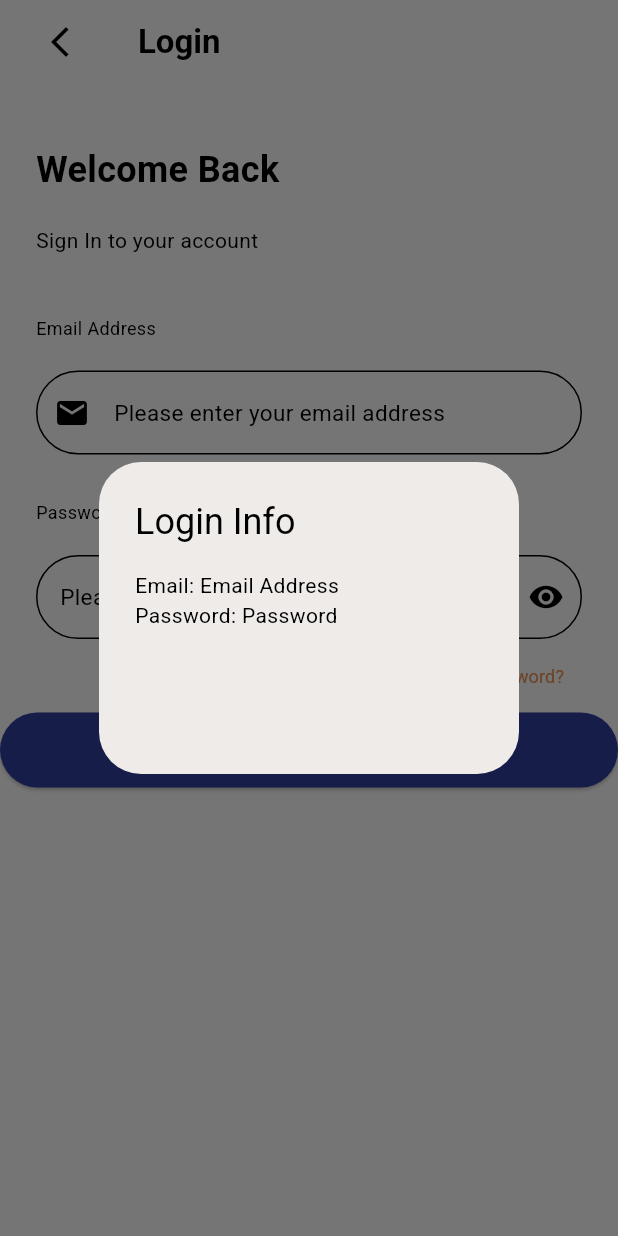
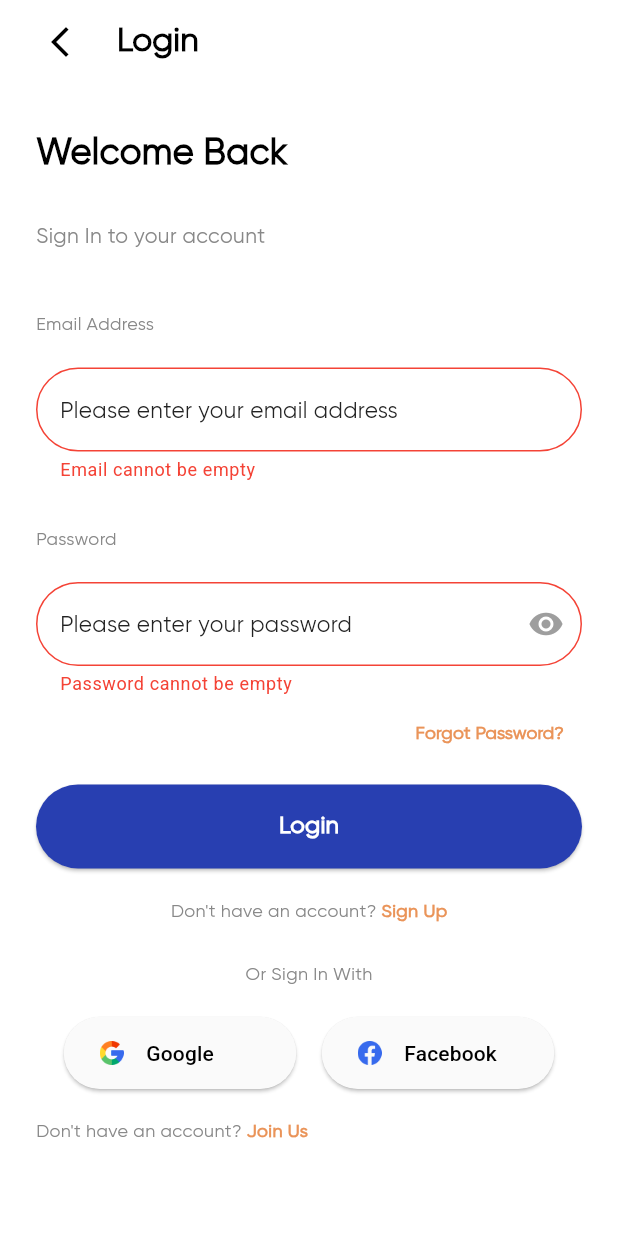
Before and after one commit to naufalrdev/ppkd_b_3, a Flutter app: the screen it shows after launch, after a tap on "Login", on a phone screen of 412 x 824 dp. Run offline on Flutter 3.47's test engine with Material 3 defaults, Android fonts, the phone set to English and light mode, and no system bars; our stand-ins replace font_awesome_flutter, google_fonts, lottie; project files that could hold a hidden picture were left out.

Commit message:
Final Task 6

```diff
--- a/lib/tugas_6_flutter/tugas_6.dart
+++ b/lib/tugas_6_flutter/tugas_6.dart
@@ -1,6 +1,5 @@
 import 'package:flutter/material.dart';
 import 'package:lottie/lottie.dart';
-import 'package:ppkd_b_3/colors.dart';
 
 class Tugas6Flutter extends StatefulWidget {
   const Tugas6Flutter({super.key});
@@ -11,35 +10,38 @@ class Tugas6Flutter extends StatefulWidget {
 
 class _Tugas6Flutter extends State<Tugas6Flutter> {
   final _formKey = GlobalKey<FormState>();
+  final TextEditingController emailController = TextEditingController();
+  final TextEditingController passwordController = TextEditingController();
+
   bool _obscurePassword = true;
-  String emailController = "Email Address";
-  String passwordController = "Password";
 
-  void _handleLogin() {
-    if (emailController.isEmpty || passwordController.isEmpty) {
-      ScaffoldMessenger.of(context).showSnackBar(
-        const SnackBar(
-          content: Text("Please fill in both email and password."),
-          backgroundColor: Colors.red,
-        ),
-      );
-    } else {
+  void handleLogin(BuildContext context) {
     showDialog(
       context: context,
-        builder: (_) => AlertDialog(
-          title: const Text("Login Info"),
-          content: Text(
-            "Email: ${emailController}\nPassword: ${passwordController}",
+      builder: (BuildContext context) {
+        return AlertDialog(
+          title: Text("Login succesfull"),
+          content: Column(
+            mainAxisSize: MainAxisSize.min,
+            children: [
+              Lottie.asset(
+                "assets/images/animations/Succes.json",
+                height: 100,
+                width: 100,
+              ),
+            ],
           ),
           actions: [
             TextButton(
-              onPressed: () => Navigator.pop(context),
-              child: const Text("OK"),
+              child: Text("OK"),
+              onPressed: () {
+                Navigator.of(context).pop();
+              },
             ),
           ],
-        ),
         );
-    }
+      },
+    );
   }
 
   @override
@@ -49,12 +51,12 @@ class _Tugas6Flutter extends State<Tugas6Flutter> {
         title: Row(
           children: [
             IconButton(onPressed: () {}, icon: Icon(Icons.arrow_back_ios_new)),
-            SizedBox(width: 28),
+            SizedBox(width: 14),
             Text(
               "Login",
               style: TextStyle(
-                fontFamily: "Roboto",
-                fontWeight: FontWeight.w700,
+                fontFamily: "Gilroy",
+                fontWeight: FontWeight.bold,
               ),
             ),
           ],
@@ -66,7 +68,10 @@ class _Tugas6Flutter extends State<Tugas6Flutter> {
         child: Column(
           children: [
             Padding(
-              padding: EdgeInsetsGeometry.directional(start: 24, top: 40),
+              padding: EdgeInsetsGeometry.symmetric(
+                vertical: 29,
+                horizontal: 24,
+              ),
               child: Row(
                 children: [
                   Text(
@@ -74,7 +79,7 @@ class _Tugas6Flutter extends State<Tugas6Flutter> {
                     style: TextStyle(
                       fontSize: 24,
                       fontFamily: "Gilroy",
-                      fontWeight: FontWeight.w700,
+                      fontWeight: FontWeight.bold,
                     ),
                   ),
                 ],
@@ -82,7 +87,7 @@ class _Tugas6Flutter extends State<Tugas6Flutter> {
             ),
 
             Padding(
-              padding: EdgeInsetsGeometry.directional(start: 24, top: 20),
+              padding: const EdgeInsets.symmetric(horizontal: 24),
               child: Row(
                 children: [
                   Text(
@@ -90,7 +95,8 @@ class _Tugas6Flutter extends State<Tugas6Flutter> {
                     style: TextStyle(
                       fontFamily: "Gilroy",
                       fontSize: 14,
-                      fontWeight: FontWeight.w400,
+                      fontWeight: FontWeight.normal,
+                      color: Color(0xFF888888),
                     ),
                   ),
                 ],
@@ -107,6 +113,7 @@ class _Tugas6Flutter extends State<Tugas6Flutter> {
                       fontFamily: "Gilroy",
                       fontSize: 12,
                       fontWeight: FontWeight.w400,
+                      color: Color(0xFF888888),
                     ),
                   ),
                 ],
@@ -124,9 +131,10 @@ class _Tugas6Flutter extends State<Tugas6Flutter> {
                   spacing: 12,
                   children: [
                     TextFormField(
+                      controller: emailController,
                       decoration: InputDecoration(
                         border: OutlineInputBorder(
-                          borderRadius: BorderRadius.circular(40),
+                          borderRadius: BorderRadius.circular(32),
                         ),
                         hint: Text(
                           "Please enter your email address ",
@@ -134,16 +142,17 @@ class _Tugas6Flutter extends State<Tugas6Flutter> {
                             fontFamily: "Gilroy",
                             fontSize: 15,
                             fontWeight: FontWeight.w400,
+                            color: Color(0xFF222222),
                           ),
                         ),
-                        prefixIcon: Icon(Icons.email),
+                        // prefixIcon: Icon(Icons.email),
                       ),
                       validator: (value) {
                         if (value == null || value.isEmpty) {
                           return "Email cannot be empty";
                         }
                         if (!value.contains("@")) {
-                          return "  The email is not valid";
+                          return "Email is not valid";
                         }
                         return null;
                       },
@@ -163,6 +172,7 @@ class _Tugas6Flutter extends State<Tugas6Flutter> {
                       fontFamily: "Gilroy",
                       fontSize: 12,
                       fontWeight: FontWeight.w400,
+                      color: Color(0xFF888888),
                     ),
                   ),
                 ],
@@ -180,10 +190,11 @@ class _Tugas6Flutter extends State<Tugas6Flutter> {
                   spacing: 12,
                   children: [
                     TextFormField(
+                      controller: passwordController,
                       obscureText: _obscurePassword,
                       decoration: InputDecoration(
                         border: OutlineInputBorder(
-                          borderRadius: BorderRadius.circular(40),
+                          borderRadius: BorderRadius.circular(32),
                         ),
                         suffixIcon: IconButton(
                           onPressed: () {
@@ -195,6 +206,7 @@ class _Tugas6Flutter extends State<Tugas6Flutter> {
                             _obscurePassword
                                 ? Icons.visibility
                                 : Icons.visibility_off,
+                            color: Colors.grey,
                           ),
                         ),
 
@@ -204,10 +216,21 @@ class _Tugas6Flutter extends State<Tugas6Flutter> {
                             fontFamily: "Gilroy",
                             fontSize: 15,
                             fontWeight: FontWeight.w400,
+                            color: Color(0xFF222222),
                           ),
                         ),
                         // prefixIcon: Icon(Icons.password),
                       ),
+                      validator: (value) {
+                        if (value == null || value.isEmpty) {
+                          return "Password cannot be empty";
+                        }
+                        if (value.length < 6) {
+                          return 'Password must have at least 6 characters';
+                        }
+
+                        return null;
+                      },
                     ),
                   ],
                 ),
@@ -229,8 +252,8 @@ class _Tugas6Flutter extends State<Tugas6Flutter> {
                       style: TextStyle(
                         fontFamily: "Gilroy",
                         fontSize: 12,
-                        fontWeight: FontWeight.w400,
-                        color: AppColor.orange,
+                        fontWeight: FontWeight.w700,
+                        color: Color(0xFFEA9459),
                       ),
                     ),
                   ),
@@ -238,72 +261,166 @@ class _Tugas6Flutter extends State<Tugas6Flutter> {
               ],
             ),
 
-            // ElevatedButton(
-            //   onPressed: () {
-            //     //Error dan sukses menggunakan ScaffoldMessenger dan formKey
-            //     if (_formKey.currentState!.validate()) {
-            //       ScaffoldMessenger.of(context).showSnackBar(
-            //         SnackBar(content: Text("Form Validasi Berhasil")),
-            //       );
-            //     }
-
-            //     showDialog(
-            //       context: context,
-            //       builder: (BuildContext context) {
-            //         return AlertDialog(
-            //           title: Text("Email anda tidak sesuai"),
-            //           content: Column(
-            //             mainAxisSize: MainAxisSize.min,
-            //             children: [
-            //               Text("Silakan Masukkan email yang valid"),
-            //               SizedBox(height: 20),
-            //               // Image.asset(
-            //               //   'assets/images/rendang.jpeg',
-            //               //   width: 90,
-            //               //   height: 100,
-            //               //   fit: BoxFit.cover,
-            //               // ),
-            //               // Lottie.asset(
-            //               //   'assets/images/animations/Succes.json',
-            //               //   width: 40,
-            //               //   height: 50,
-            //               //   fit: BoxFit.cover,
-            //               // ),
-            //             ],
-            //           ),
-            //           actions: [
-            //             TextButton(
-            //               child: Text("Batal"),
-            //               onPressed: () {
-            //                 Navigator.of(context).pop();
-            //               },
-            //             ),
-            //             TextButton(
-            //               child: Text("Ok, Siap"),
-            //               onPressed: () {
-            //                 Navigator.of(context).pop();
-            //               },
-            //             ),
-            //           ],
-            //         );
-            //       },
-            //     );
-            //   },
-            //   child: Text("Submit"),
-            // ),
-            SizedBox(
+            SizedBox(height: 10),
+            Padding(
+              padding: const EdgeInsets.symmetric(horizontal: 24),
+              child: SizedBox(
+                height: 56,
                 width: double.infinity,
-              height: 50,
                 child: ElevatedButton(
                   style: ElevatedButton.styleFrom(
-                  backgroundColor: Colors.indigo.shade700,
                     shape: RoundedRectangleBorder(
-                    borderRadius: BorderRadius.circular(25),
+                      borderRadius: BorderRadiusGeometry.circular(32),
+                    ),
+                    backgroundColor: Color(0xFF283FB1),
+                  ),
+                  onPressed: () {
+                    if (_formKey.currentState!.validate()) {
+                      final email = emailController.text;
+                      final password = passwordController.text;
+
+                      handleLogin(context);
+                    }
+                  },
+                  child: Text(
+                    "Login",
+                    style: TextStyle(
+                      color: Color(0xFFFFFFFF),
+                      fontSize: 16,
+                      fontFamily: "Gilroy",
+                      fontWeight: FontWeight.w700,
                     ),
                   ),
-                onPressed: _handleLogin,
-                child: const Text('Login', style: TextStyle(fontSize: 18)),
                 ),
+              ),
+            ),
+
+            SizedBox(height: 20),
+            Row(
+              mainAxisAlignment: MainAxisAlignment.center,
+              children: [
+                Text(
+                  "Don't have an account? ",
+                  style: TextStyle(
+                    fontFamily: "Gilroy",
+                    fontSize: 12,
+                    fontWeight: FontWeight.w400,
+                    color: Color(0XFF888888),
+                  ),
+                ),
+                GestureDetector(
+                  onTap: () {},
+                  child: Text(
+                    "Sign Up",
+                    style: TextStyle(
+                      fontFamily: "Gilroy",
+                      fontSize: 12,
+                      fontWeight: FontWeight.w700,
+                      color: Color(0xFFEA9459),
+                    ),
+                  ),
+                ),
+              ],
+            ),
+            SizedBox(height: 25),
+            Row(
+              mainAxisAlignment: MainAxisAlignment.center,
+              children: [
+                Text(
+                  "Or Sign In With",
+                  style: TextStyle(
+                    fontFamily: "Gilroy",
+                    fontSize: 12,
+                    fontWeight: FontWeight.w400,
+                    color: Color(0xFF888888),
+                  ),
+                ),
+              ],
+            ),
+
+            SizedBox(height: 20),
+            Row(
+              mainAxisAlignment: MainAxisAlignment.center,
+              children: [
+                SizedBox(
+                  width: 155,
+                  height: 48,
+                  child: ElevatedButton(
+                    style: ButtonStyle(
+                      backgroundColor: WidgetStateProperty.all<Color>(
+                        Color(0xFFFAFAFA),
+                      ),
+                    ),
+                    onPressed: () {},
+                    child: Row(
+                      children: [
+                        Image.asset(
+                          "assets/images/iconGoogle.png",
+                          width: 16,
+                          height: 16,
+                        ),
+                        SizedBox(width: 15),
+                        Text("Google", style: TextStyle(color: Colors.black)),
+                      ],
+                    ),
+                  ),
+                ),
+                SizedBox(width: 17),
+
+                SizedBox(
+                  width: 155,
+                  height: 48,
+                  child: ElevatedButton(
+                    style: ButtonStyle(
+                      backgroundColor: WidgetStateProperty.all<Color>(
+                        Color(0xFFFAFAFA),
+                      ),
+                    ),
+                    onPressed: () {},
+                    child: Row(
+                      children: [
+                        Image.asset(
+                          "assets/images/Vector.png",
+                          width: 16,
+                          height: 16,
+                        ),
+                        SizedBox(width: 15),
+                        Text("Facebook", style: TextStyle(color: Colors.black)),
+                      ],
+                    ),
+                  ),
+                ),
+              ],
+            ),
+            SizedBox(height: 20),
+            Row(
+              mainAxisAlignment: MainAxisAlignment.start,
+              children: [
+                Padding(
+                  padding: const EdgeInsets.only(left: 24),
+                  child: Text(
+                    "Don't have an account? ",
+                    style: TextStyle(
+                      fontFamily: "Gilroy",
+                      fontSize: 12,
+                      fontWeight: FontWeight.w400,
+                      color: Color(0XFF888888),
+                    ),
+                  ),
+                ),
+                GestureDetector(
+                  onTap: () {},
+                  child: Text(
+                    "Join Us",
+                    style: TextStyle(
+                      fontFamily: "Gilroy",
+                      fontSize: 12,
+                      fontWeight: FontWeight.w700,
+                      color: Color(0xFFEA9459),
+                    ),
+                  ),
+                ),
+              ],
             ),
           ],
         ),
```
Also changed, not shown: assets/images/animations/Failed.json (added, +1 -0 lines), pubspec.yaml (+14 -0 lines), assets/fonts/Gilroy/Gilroy-Bold.ttf (added), assets/fonts/Gilroy/Gilroy-Heavy.ttf (added), assets/fonts/Gilroy/Gilroy-Light.ttf (added), assets/fonts/Gilroy/Gilroy-Medium.ttf (added), assets/fonts/Gilroy/Gilroy-Regular.ttf (added), assets/images/Vector.png (added), assets/images/iconGoogle.png (added). Lines whose indentation alone changed are shown as unchanged.
